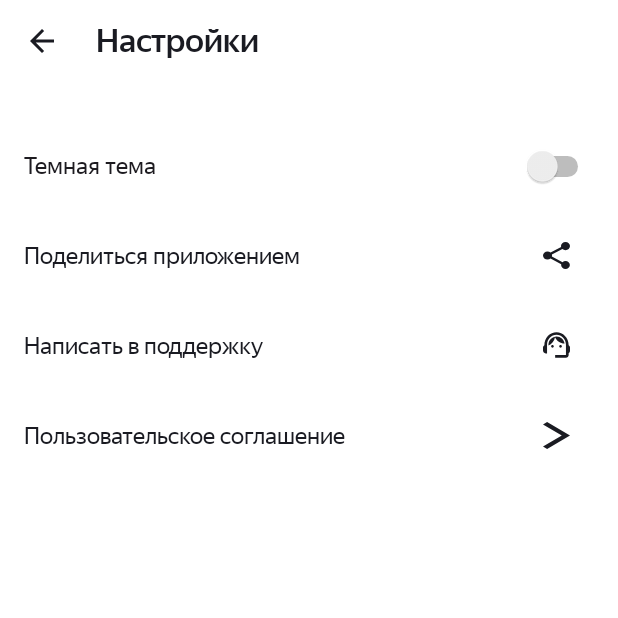
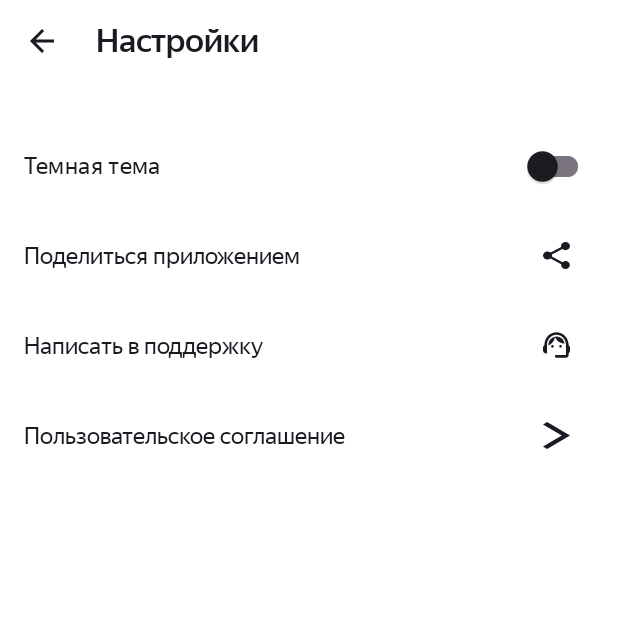
Before and after one commit to AleksandrRegulus/PlaylistMaker, an Android app: the SettingsActivity screen opened directly, with no data from a screen before it, on a phone screen of 412 x 824 dp, the top half of it. Run offline under Robolectric (Android 15) with nearby library versions, the phone set to English and light mode, and no system bars.

Commit message:
четвертая домашка 2

```diff
--- a/app/src/main/java/com/example/playlistmaker/SearchActivity.kt
+++ b/app/src/main/java/com/example/playlistmaker/SearchActivity.kt
@@ -99,7 +99,7 @@ class SearchActivity : AppCompatActivity() {
 
         searchText = savedInstanceState.getString(SEARCH_TEXT, "")
         binding.searchEditText.setText(searchText)
-        if (searchText != "") search()
+        if (searchText.isNotEmpty()) search()
     }
 
     private fun showMessage(text: String, noInternet: Boolean) {
--- a/app/src/main/java/com/example/playlistmaker/TracksAdapter.kt
+++ b/app/src/main/java/com/example/playlistmaker/TracksAdapter.kt
@@ -5,7 +5,7 @@ import android.view.ViewGroup
 import androidx.recyclerview.widget.RecyclerView
 
 class TracksAdapter(
-    private val songs: ArrayList<Track>
+    private val tracks: ArrayList<Track>
 ) : RecyclerView.Adapter<TracksViewHolder>() {
 
     override fun onCreateViewHolder(parent: ViewGroup, viewType: Int): TracksViewHolder {
@@ -16,10 +16,10 @@ class TracksAdapter(
     }
 
     override fun onBindViewHolder(holder: TracksViewHolder, position: Int) {
-        holder.bind(songs[position])
+        holder.bind(tracks[position])
     }
 
-    override fun getItemCount() = songs.size
+    override fun getItemCount() = tracks.size
 
 
 }
--- a/app/src/main/res/layout/activity_settings.xml
+++ b/app/src/main/res/layout/activity_settings.xml
@@ -5,24 +5,25 @@
     android:layout_width="match_parent"
     android:layout_height="match_parent"
     android:clickable="true"
-    android:orientation="vertical" >
+    android:orientation="vertical">
 
     <LinearLayout
         android:layout_width="match_parent"
         android:layout_height="wrap_content"
+        android:orientation="horizontal"
         android:paddingStart="20dp"
         android:paddingTop="14dp"
-        android:orientation="horizontal"
         tools:ignore="RtlSymmetry,UseCompoundDrawables,UselessParent">
 
         <ImageButton
+            android:id="@+id/btn_back"
             android:layout_width="@dimen/image_button_size"
             android:layout_height="@dimen/image_button_size"
             android:layout_gravity="center_vertical"
-            android:background="@drawable/arrow_left"
-            android:id="@+id/btn_back" />
+            android:background="@drawable/arrow_left" />
 
-        <TextView style="@style/HeaderTextView"
+        <TextView
+            style="@style/HeaderTextView"
             android:layout_width="wrap_content"
             android:layout_height="wrap_content"
             android:layout_marginStart="28dp"
@@ -36,37 +37,36 @@
         android:paddingHorizontal="@dimen/medium_padding"
         android:paddingTop="40dp">
 
-        <Switch
+        <com.google.android.material.switchmaterial.SwitchMaterial
             android:id="@+id/switch_night_mode"
             android:layout_width="match_parent"
             android:layout_height="@dimen/buttons_height"
             android:fontFamily="@font/ys_display_regular"
             android:text="@string/dark_theme"
             android:textFontWeight="400"
-            android:textSize="@dimen/text_size_middle"
-            tools:ignore="UseSwitchCompatOrMaterialXml" />
+            android:textSize="@dimen/text_size_middle"  />
 
         <Button
             android:id="@+id/btn_share_app"
+            style="@style/SettingsButtonStyle"
             android:layout_width="match_parent"
             android:layout_height="@dimen/buttons_height"
-            style="@style/SettingsButtonStyle"
             android:text="@string/share_app"
             app:icon="@drawable/share_app" />
 
         <Button
             android:id="@+id/btn_send_to_support"
+            style="@style/SettingsButtonStyle"
             android:layout_width="match_parent"
             android:layout_height="@dimen/buttons_height"
-            style="@style/SettingsButtonStyle"
             android:text="@string/write_support"
             app:icon="@drawable/support" />
 
         <Button
             android:id="@+id/btn_license_agreement"
+            style="@style/SettingsButtonStyle"
             android:layout_width="match_parent"
             android:layout_height="@dimen/buttons_height"
-            style="@style/SettingsButtonStyle"
             android:text="@string/user_agreement"
             app:icon="@drawable/bracket_right" />
 
```
